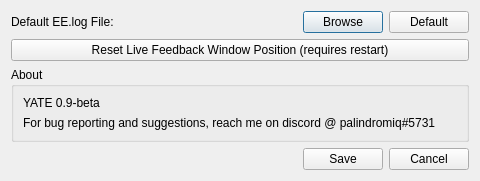
Qt form settingsdialog.ui (palindromiq/YATE) before a commit.
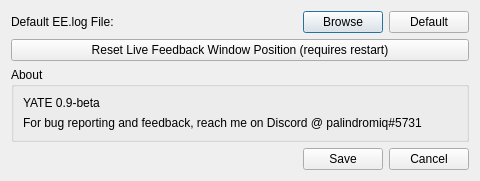
The same form after that commit.

Commit message: Add run# to live stats

What changed in the file:
```diff
--- a/settingsdialog.ui
+++ b/settingsdialog.ui
@@ -81,7 +81,7 @@
       <item>
        <widget class="QLabel" name="lblAboutContact">
         <property name="text">
-         <string>For bug reporting and suggestions, reach me on discord @ palindromiq#5731</string>
+         <string>For bug reporting and feedback, reach me on Discord @ palindromiq#5731</string>
         </property>
        </widget>
       </item>
```
The commit also changes 1 other file.
